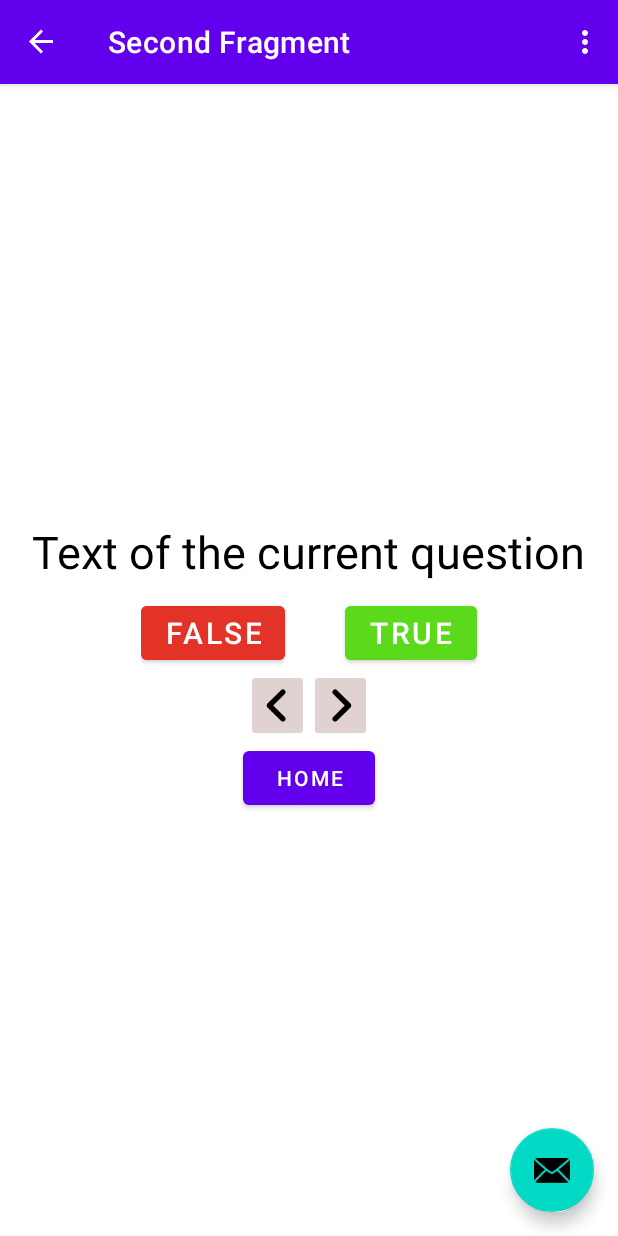
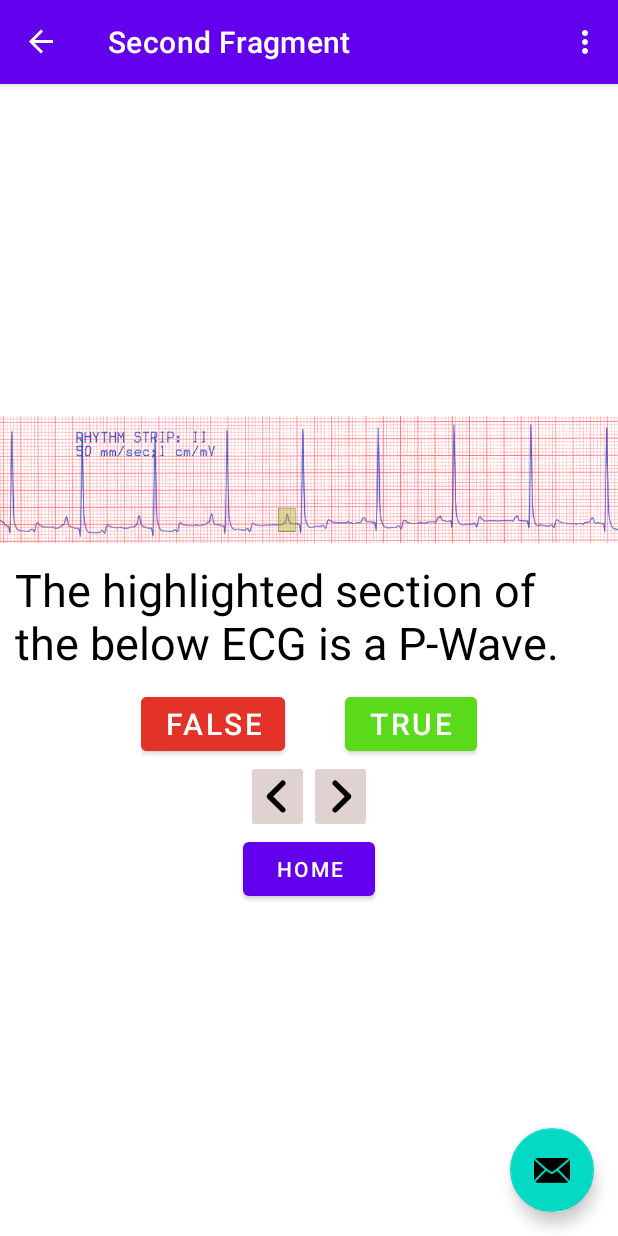
Before and after one commit to ostappart/Cardiovascular-ECG-Training-App, an Android app: the SecondFragment screen opened through its navigation route, after a tap on an icon or button, on a phone screen of 412 x 824 dp. Run offline under Robolectric (Android 15) with nearby library versions, the phone set to English and light mode, and no system bars; our stand-ins replace navigation-ui.

Commit message:
implemented question loaded for true false questions

```diff
--- a/app/src/main/java/com/cse482b/cvdtraining/SecondFragment.java
+++ b/app/src/main/java/com/cse482b/cvdtraining/SecondFragment.java
@@ -1,6 +1,6 @@
 package com.cse482b.cvdtraining;
 
-import android.graphics.BitmapFactory;
+import android.graphics.drawable.Drawable;
 import android.os.Bundle;
 import android.util.Log;
 import android.view.LayoutInflater;
@@ -18,7 +18,34 @@ import androidx.navigation.fragment.NavHostFragment;
 
 import com.cse482b.cvdtraining.databinding.FragmentSecondBinding;
 
+import java.io.BufferedReader;
+import java.io.IOException;
+import java.io.InputStream;
+import java.io.InputStreamReader;
+import java.util.ArrayList;
+
 public class SecondFragment extends Fragment implements View.OnClickListener {
+    private static class Question {
+        public String text;
+        public String imagePath;
+        public int correctIndex;
+        public String[] answerOptions;
+
+        Question(String text, String imagePath, String[] answerOptions) {
+            this.text = text;
+            this.imagePath = imagePath;
+            if (answerOptions.length == 2) {
+                this.correctIndex = 0;
+                this.answerOptions = answerOptions;
+            } else {
+                // TODO: Shuffle answer options
+            }
+        }
+
+        public boolean isCorrect(String answer) {
+            return answer.equals(answerOptions[correctIndex]);
+        }
+    }
 
     private FragmentSecondBinding binding;
 
@@ -28,13 +55,39 @@ public class SecondFragment extends Fragment implements View.OnClickListener {
     private ImageButton prevButton;
     private ImageView Image;
     private TextView questionTextView;
+
+    private ArrayList<Question> questions;
     private int currentQuestionIndex = 0; // TODO: save visited question scores and use to recommend questions
+
+    private void loadQuestions() {
+        // Expected format (3 lines per question):
+        // [Question Type]
+        // [Image Path]
+        // [Answer Options - first one should be the correct one]
+        questions = new ArrayList<>();
+        try (BufferedReader reader = new BufferedReader(
+                new InputStreamReader(requireContext().getAssets().open("questions.txt")))) {
+
+            String mLine;
+            while ((mLine = reader.readLine()) != null) {
+                int resId = getResources().getIdentifier(mLine, "string", requireContext().getPackageName());
+                String questionText = getResources().getString(resId);
+                String imagePath = reader.readLine();
+                String[] answerOptions = reader.readLine().split(", ");
+                questions.add(new Question(questionText, imagePath, answerOptions));
+            }
+        } catch (IOException e) {
+            Log.d("SecondFragment", "loadQuestions: couldn't open file");
+        }
+    }
 
     @Override
     public View onCreateView(
-            LayoutInflater inflater, ViewGroup container,
+            @NonNull LayoutInflater inflater, ViewGroup container,
             Bundle savedInstanceState
     ) {
+
+        loadQuestions();
 
         binding = FragmentSecondBinding.inflate(inflater, container, false);
         return binding.getRoot();
@@ -44,17 +97,13 @@ public class SecondFragment extends Fragment implements View.OnClickListener {
     public void onViewCreated(@NonNull View view, Bundle savedInstanceState) {
         super.onViewCreated(view, savedInstanceState);
 
-        // setting up the buttons
-        // associated with id
         falseButton = view.findViewById(R.id.false_button);
         trueButton = view.findViewById(R.id.true_button);
         nextButton = view.findViewById(R.id.next_button);
         prevButton = view.findViewById(R.id.prev_button);
-        // register our buttons to listen to
-        // click events
-        questionTextView
-                = view.findViewById(R.id.answer_text_view);
+        questionTextView = view.findViewById(R.id.answer_text_view);
         Image = view.findViewById(R.id.question_image);
+
         falseButton.setOnClickListener(this);
         trueButton.setOnClickListener(this);
         nextButton.setOnClickListener(this);
@@ -64,6 +113,8 @@ public class SecondFragment extends Fragment implements View.OnClickListener {
                 NavHostFragment.findNavController(SecondFragment.this)
                 .navigate(R.id.action_SecondFragment_to_FirstFragment)
         );
+
+        updateQuestion();
     }
 
     @Override
@@ -74,24 +125,20 @@ public class SecondFragment extends Fragment implements View.OnClickListener {
 
     @Override
     public void onClick(View v) {
-        // checking which button is
-        // clicked by user
-        // in this case user choose false
         switch (v.getId()) {
             case R.id.false_button:
-                checkAnswer(false);
+                checkAnswer("False");
                 break;
 
             case R.id.true_button:
-                checkAnswer(true);
+                checkAnswer("True");
                 break;
 
             case R.id.next_button:
-                // go to next question
-                if (currentQuestionIndex < 7) { // TODO: should be number of questions, not 7
+                if (currentQuestionIndex < questions.size()) {
                     currentQuestionIndex = currentQuestionIndex + 1;
-                    if (currentQuestionIndex == 6) {
-                        questionTextView.setText("Hurra!");
+                    if (currentQuestionIndex == questions.size()) {
+                        questionTextView.setText("No More Questions :(");
                         nextButton.setVisibility(
                                 View.INVISIBLE);
                         prevButton.setVisibility(
@@ -108,7 +155,7 @@ public class SecondFragment extends Fragment implements View.OnClickListener {
                 break;
             case R.id.prev_button:
                 if (currentQuestionIndex > 0) {
-                    // TODO: set currentQuestionIndex
+                    currentQuestionIndex--;
                     updateQuestion();
                 }
         }
@@ -118,22 +165,24 @@ public class SecondFragment extends Fragment implements View.OnClickListener {
         // TODO: add question types
         Log.d("SecondFragment", "updateQuestion: " + currentQuestionIndex);
 
-        questionTextView.setText("Text of the current question"); // TODO
+        Question current = questions.get(currentQuestionIndex);
 
-        switch (currentQuestionIndex) {
-            case 1:
-                // setting up image for each question
-                // Image.setImageResource(R.drawable.q1);
-                Image.setImageBitmap(BitmapFactory.decodeFile("assets/"));
-                break;
+        questionTextView.setText(current.text);
+
+        try {
+            InputStream ims = requireContext().getAssets().open(current.imagePath);
+            Drawable d = Drawable.createFromStream(ims, null);
+            Image.setImageDrawable(d);
+        } catch (IOException e) {
+            Log.d("SecondFragment", "updateQuestion: couldn't find image file");
         }
     }
-    private void checkAnswer(boolean userChooseCorrect) {
-        boolean answerIsTrue = true; // TODO: set to whether currentQuestionIndex is true
+
+    private void checkAnswer(String userAnswer) {
         int toastMessageId;
 
-        if (userChooseCorrect == answerIsTrue) {
-            toastMessageId = R.string.True;
+        if (questions.get(currentQuestionIndex).isCorrect(userAnswer)) {
+            toastMessageId = R.string.True; // TODO: actual message of whether user was correct
         } else {
             toastMessageId = R.string.False;
         }
```
Also changed, not shown: app/src/main/assets/questions.txt (added, +18 -0 lines), app/src/main/res/values/strings.xml (+7 -0 lines), app/src/main/assets/images/60cycleInterference.png (added), app/src/main/assets/images/PWave.png (added).
